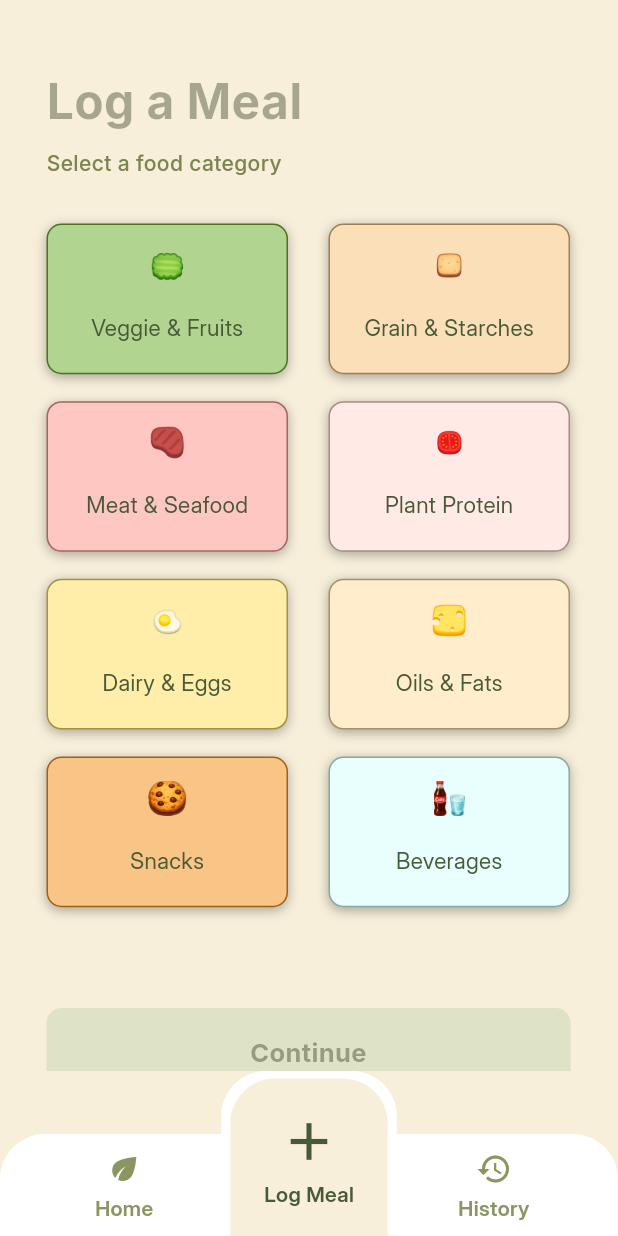
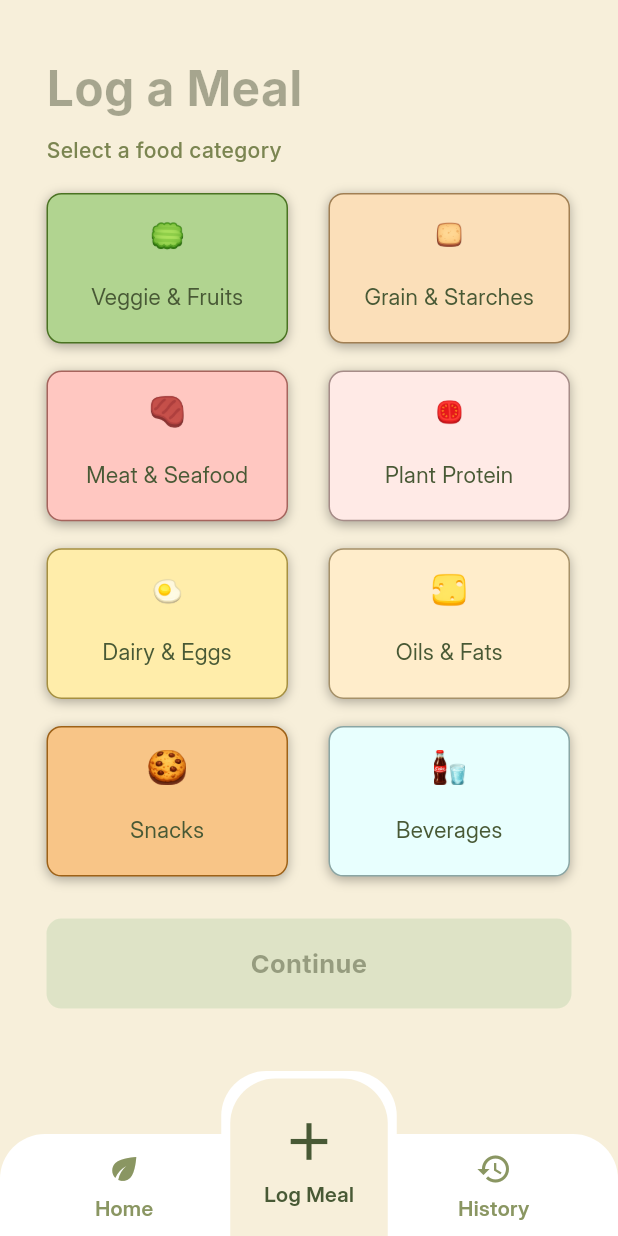
Before and after one commit to Haysansan/MealMirror, a Flutter app: the LogMealScreen screen opened by its route, on a phone screen of 412 x 824 dp. Run offline on Flutter 3.47's test engine with Material 3 defaults, Android fonts, the phone set to English and light mode, and no system bars; our stand-ins replace drift, go_router, shared_preferences; accounts and stored records are empty.

Commit message:
fix: log meal responsive

```diff
--- a/lib/features/log_meal/log_meal_screen.dart
+++ b/lib/features/log_meal/log_meal_screen.dart
@@ -35,18 +35,19 @@ class _LogMealScreenState extends State<LogMealScreen> {
         color: AppColors.background,
         child: SafeArea(
           child: Center(
-            child: SizedBox(
-              width: 402,
-              height: 874,
-              child: Stack(
+            child: ConstrainedBox(
+              constraints: const BoxConstraints(maxWidth: 402),
+              child: LayoutBuilder(
+                builder: (context, constraints) {
+                  return SingleChildScrollView(
+                    padding: const EdgeInsets.symmetric(
+                      horizontal: 26,
+                      vertical: 24,
+                    ),
+                    child: Column(
+                      crossAxisAlignment: CrossAxisAlignment.start,
                       children: [
-                  const Positioned(
-                    left: 26,
-                    top: 50,
-                    child: SizedBox(
-                      width: 180,
-                      height: 34,
-                      child: Text(
+                        const Text(
                           'Log a Meal',
                           style: TextStyle(
                             color: AppColors.mealMirrorTitle,
@@ -56,32 +57,19 @@ class _LogMealScreenState extends State<LogMealScreen> {
                             height: 1.06,
                           ),
                         ),
-                    ),
-                  ),
-                  const Positioned(
-                    left: 26,
-                    top: 98,
-                    child: SizedBox(
-                      width: 349,
-                      height: 51,
-                      child: Text(
+                        const SizedBox(height: 14),
+                        const Text(
                           'Select a food category',
                           style: TextStyle(
-                          color: AppColors.matcha /* Matcha */,
+                            color: AppColors.matcha,
                             fontSize: 14,
                             fontFamily: 'Inter',
                             fontWeight: FontWeight.w500,
                             height: 1.52,
                           ),
                         ),
-                    ),
-                  ),
-                  Positioned(
-                    left: 26,
-                    top: 149,
-                    child: SizedBox(
-                      width: 349,
-                      child: Wrap(
+                        const SizedBox(height: 18),
+                        Wrap(
                           spacing: 27,
                           runSpacing: 18,
                           children: [
@@ -93,7 +81,10 @@ class _LogMealScreenState extends State<LogMealScreen> {
                                 'Veggie & Fruits',
                               ),
                               onSelectedChanged: (value) =>
-                                _setCategorySelected('Veggie & Fruits', value),
+                                  _setCategorySelected(
+                                    'Veggie & Fruits',
+                                    value,
+                                  ),
                             ),
                             MealInputCard(
                               title: 'Grain & Starches',
@@ -103,7 +94,10 @@ class _LogMealScreenState extends State<LogMealScreen> {
                                 'Grain & Starches',
                               ),
                               onSelectedChanged: (value) =>
-                                _setCategorySelected('Grain & Starches', value),
+                                  _setCategorySelected(
+                                    'Grain & Starches',
+                                    value,
+                                  ),
                             ),
                             MealInputCard(
                               title: 'Meat & Seafood',
@@ -157,19 +151,17 @@ class _LogMealScreenState extends State<LogMealScreen> {
                               title: 'Beverages',
                               icon: Image.asset('assets/images/beverages.png'),
                               color: AppColors.beverages,
-                            selected: _selectedCategories.contains('Beverages'),
+                              selected: _selectedCategories.contains(
+                                'Beverages',
+                              ),
                               onSelectedChanged: (value) =>
                                   _setCategorySelected('Beverages', value),
                             ),
                           ],
                         ),
-                    ),
-                  ),
-                  Positioned(
-                    left: 26,
-                    top: 672,
-                    child: SizedBox(
-                      width: 349.43,
+                        const SizedBox(height: 28),
+                        SizedBox(
+                          width: double.infinity,
                           height: 60,
                           child: Opacity(
                             opacity: canContinue ? 1 : 0.55,
@@ -183,8 +175,8 @@ class _LogMealScreenState extends State<LogMealScreen> {
                                         context.push(
                                           '/portion-size',
                                           extra: PortionSizeArgs(
-                                        selectedCategories: _selectedCategories
-                                            .toList(),
+                                            selectedCategories:
+                                                _selectedCategories.toList(),
                                           ),
                                         );
                                       }
@@ -206,8 +198,10 @@ class _LogMealScreenState extends State<LogMealScreen> {
                             ),
                           ),
                         ),
+                      ],
                     ),
-                ],
+                  );
+                },
               ),
             ),
           ),
```
Lines whose indentation alone changed are shown as unchanged.
